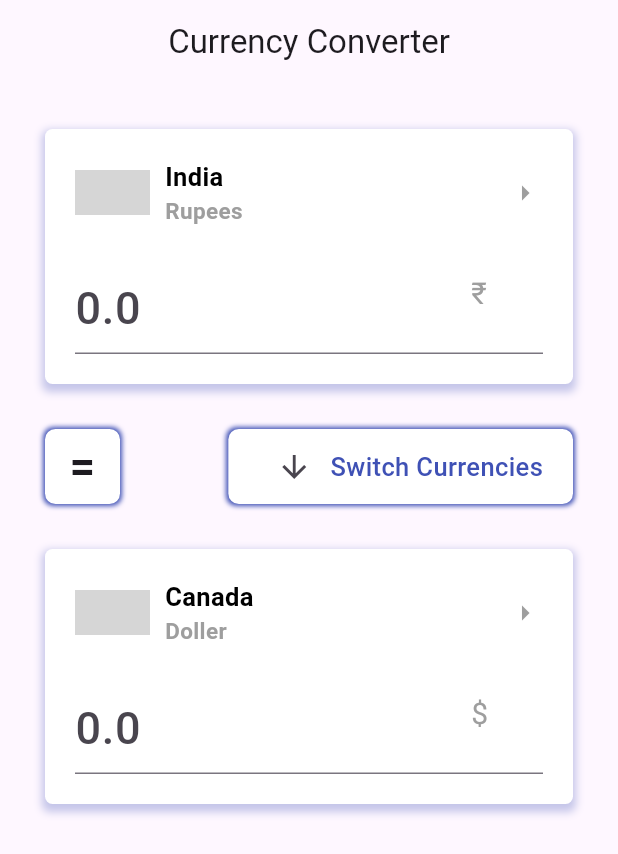
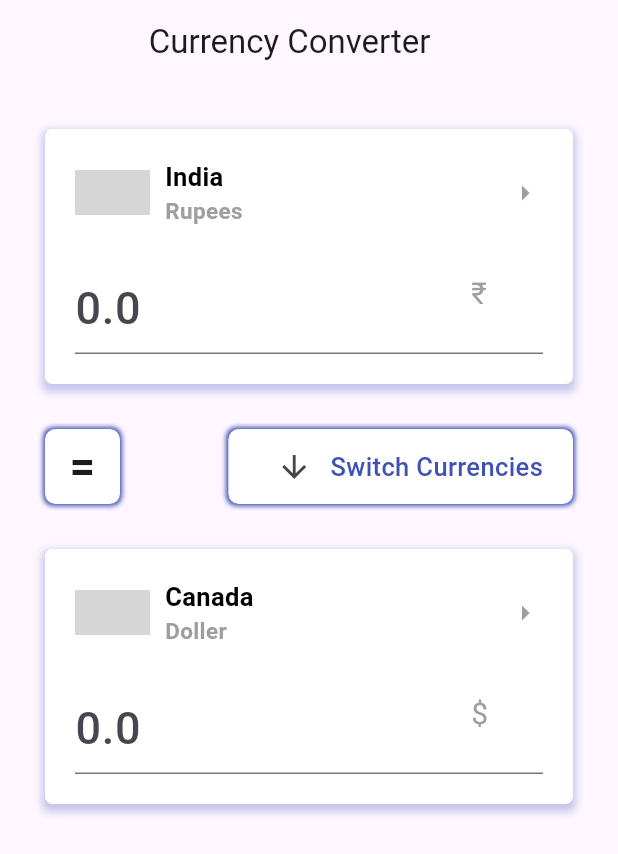
Before and after one commit to umangghoghari24/Currency-Converter, a Flutter app: the Converter screen opened directly, on a phone screen of 412 x 824 dp. Shown: the top 854 px of the screen. Run offline on Flutter 3.47's test engine with Material 3 defaults, Android fonts, the phone set to English and light mode, and no system bars; network calls fail; grey boxes are pictures that could not be loaded.

Commit message:
CurrencyConveter

```diff
--- a/lib/HomePage.dart
+++ b/lib/HomePage.dart
@@ -22,10 +22,10 @@ class _ConverterState extends State<Converter> {
   Widget build(BuildContext context) {
     return Scaffold(
       appBar: AppBar(
-        title: Center(
-          child: Text('Currency Converter'),
-        ),
+        leading: Text(''),
+        title: Text('     Currency Converter'),
       ),
+
       body: Padding(
         padding: const EdgeInsets.all(30),
         child: SingleChildScrollView(
--- a/lib/main.dart
+++ b/lib/main.dart
@@ -1,4 +1,5 @@
 import 'package:currencyconverter/HomePage.dart';
+import 'package:currencyconverter/SpleshScreen.dart';
 import 'package:flutter/material.dart';
 
 void main() {
@@ -18,7 +19,7 @@ class MyApp extends StatelessWidget {
         colorScheme: ColorScheme.fromSeed(seedColor: Colors.deepPurple),
         useMaterial3: true,
       ),
-      home: Converter()
+      home: SpleshScreen()
     );
   }
 }
```
Also changed, not shown: lib/SpleshScreen.dart (added, +38 -0 lines).
